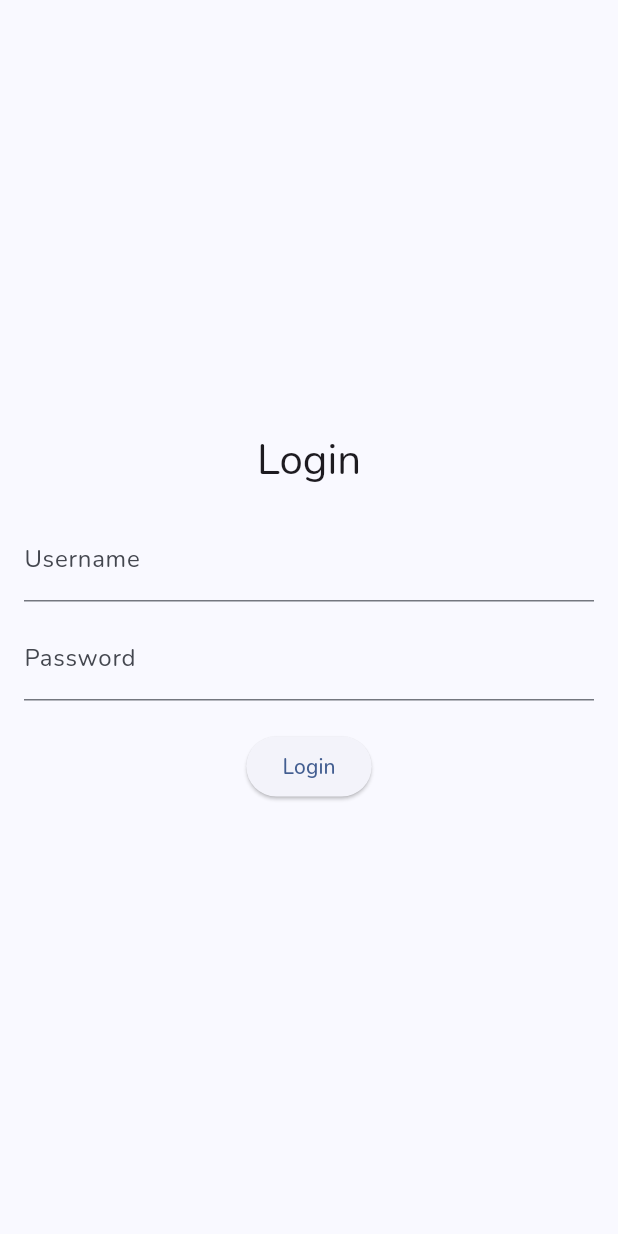
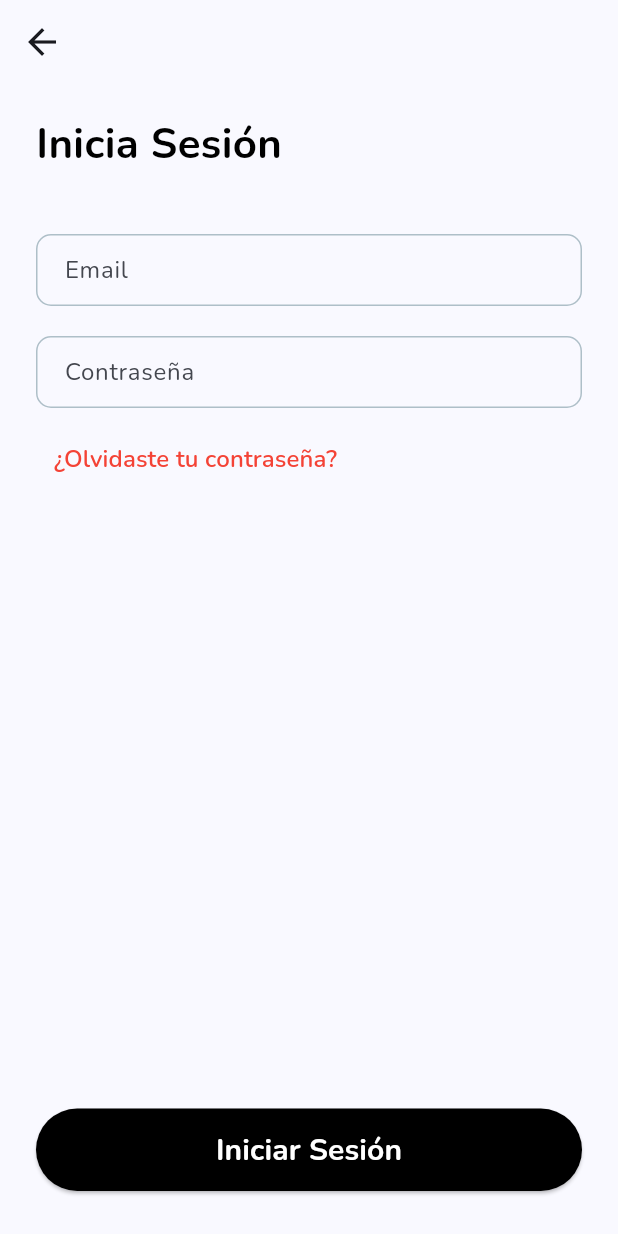
Before and after one commit to MarceloCamachh/sigfrontend, a Flutter app: the screen it shows after launch, after a tap on "Iniciar Sesión", on a phone screen of 412 x 824 dp. Run offline on Flutter 3.47's test engine with Material 3 defaults, Android fonts, the light colour scheme and no system bars; our stand-ins replace flutter_secure_storage, google_fonts.

Commit message:
feat: update page login

```diff
--- a/lib/pages/login.dart
+++ b/lib/pages/login.dart
@@ -1,4 +1,11 @@
 import 'package:flutter/material.dart';
+import 'package:flutter/services.dart';
+import 'package:provider/provider.dart';
+import 'package:sigfrontend/components/BottonChange.dart';
+import 'package:sigfrontend/components/FadeThroughPageRoute.dart';
+import 'package:sigfrontend/pages/home.dart';
+import 'package:sigfrontend/providers/user_provider.dart';
+import 'package:sigfrontend/services/auth.services.dart';
 
 class LoginPage extends StatefulWidget {
   const LoginPage({super.key});
@@ -8,64 +15,189 @@ class LoginPage extends StatefulWidget {
 }
 
 class LoginPageState extends State<LoginPage> {
-  final TextEditingController _usernameController = TextEditingController();
+  final TextEditingController _emailController = TextEditingController();
   final TextEditingController _passwordController = TextEditingController();
   final GlobalKey<FormState> _formKey = GlobalKey<FormState>();
+  bool _isLoading = false;
+
   @override
   Widget build(BuildContext context) {
-    final size = MediaQuery.of(context).size;
+    final width = MediaQuery.of(context).size.width;
+    final height = MediaQuery.of(context).size.height;
+
     return Scaffold(
-      body: Center(
+      appBar: AppBar(
+        leading: IconButton(
+          icon: const Icon(Icons.arrow_back, size: 28),
+          onPressed: () {
+            Navigator.of(context).pop();
+          },
+        ),
+        systemOverlayStyle: const SystemUiOverlayStyle(
+          statusBarColor: Colors.white,
+          statusBarIconBrightness: Brightness.dark,
+          statusBarBrightness: Brightness.light,
+        ),
+        elevation: 0,
+      ),
+      body: SafeArea(
         child: SingleChildScrollView(
-          child: Padding(
-            padding: const EdgeInsets.all(16.0),
-            child: Form(
+          child: Container(
+            padding: const EdgeInsets.symmetric(horizontal: 24),
+            height:
+                height - MediaQuery.of(context).padding.top - kToolbarHeight,
+            child: Column(
+              crossAxisAlignment: CrossAxisAlignment.stretch,
+              children: [
+                const SizedBox(height: 20),
+                const Text(
+                  'Inicia Sesión',
+                  style: TextStyle(
+                    fontSize: 28,
+                    fontWeight: FontWeight.bold,
+                    color: Colors.black,
+                  ),
+                ),
+                const SizedBox(height: 40),
+                Form(
                   key: _formKey,
                   child: Column(
-                mainAxisAlignment: MainAxisAlignment.center,
                     children: [
-                  Text(
-                    'Login',
-                    style: Theme.of(context).textTheme.headlineMedium,
-                  ),
+                      buildTextField('Email', 'Email', _emailController, false),
                       const SizedBox(height: 20),
-                  TextFormField(
-                    controller: _usernameController,
-                    decoration: const InputDecoration(labelText: 'Username'),
-                    validator: (value) {
-                      if (value == null || value.isEmpty) {
-                        return 'Please enter your username';
-                      }
-                      return null;
-                    },
+                      buildTextField(
+                        'Contraseña',
+                        'Contraseña',
+                        _passwordController,
+                        true,
                       ),
                       const SizedBox(height: 10),
-                  TextFormField(
-                    controller: _passwordController,
-                    obscureText: true,
-                    decoration: const InputDecoration(labelText: 'Password'),
-                    validator: (value) {
-                      if (value == null || value.isEmpty) {
-                        return 'Please enter your password';
-                      }
-                      return null;
-                    },
+                      Align(
+                        alignment: Alignment.topLeft,
+                        child: TextButton(
+                          onPressed: () {},
+                          child: const Text(
+                            '¿Olvidaste tu contraseña?',
+                            style: TextStyle(
+                              fontSize: 16,
+                              fontWeight: FontWeight.w600,
+                              color: Colors.red,
                             ),
-                  const SizedBox(height: 20),
-                  ElevatedButton(
-                    onPressed: () {
-                      if (_formKey.currentState!.validate()) {
-                        // Handle login logic
-                      }
-                    },
-                    child: const Text('Login'),
+                          ),
+                        ),
                       ),
                     ],
                   ),
+                ),
+                const Spacer(),
+                _isLoading
+                    ? const Center(child: CircularProgressIndicator())
+                    : BottonChange(
+                      colorBack: Colors.black,
+                      colorFont: Colors.white,
+                      textTile: 'Iniciar Sesión',
+                      onPressed: () {
+                        if (_formKey.currentState!.validate()) {
+                          _login();
+                        }
+                      },
+                      width: width * 0.9,
+                      height: 55,
+                      fontSize: 20,
+                    ),
+                const SizedBox(height: 30),
+              ],
             ),
           ),
         ),
       ),
     );
   }
+
+  Future<void> _login() async {
+    setState(() {
+      _isLoading = true;
+    });
+
+    try {
+      final userProvider = Provider.of<UserProvider>(context, listen: false);
+      final email = _emailController.text;
+      final password = _passwordController.text;
+
+      final responseData = await AutenticacionServices().loginUsuario(
+        email: email,
+        password: password,
+      );
+
+      if (responseData != null && mounted) {
+        await userProvider.setUserData(responseData);
+        Navigator.pushReplacement(
+          context,
+          FadeThroughPageRoute(page: const HomePage()),
+        );
+      } else if (mounted) {
+        ScaffoldMessenger.of(context).showSnackBar(
+          const SnackBar(content: Text('Usuario o contraseña incorrectos')),
+        );
       }
+    } catch (e) {
+      if (mounted) {
+        ScaffoldMessenger.of(
+          context,
+        ).showSnackBar(SnackBar(content: Text('Error al iniciar sesión: $e')));
+      }
+    } finally {
+      if (mounted) {
+        setState(() {
+          _isLoading = false;
+        });
+      }
+    }
+  }
+
+  @override
+  void dispose() {
+    _emailController.dispose();
+    _passwordController.dispose();
+    super.dispose();
+  }
+}
+
+Widget buildTextField(
+  String label,
+  String hint,
+  TextEditingController controller,
+  bool isPassword,
+) {
+  return TextFormField(
+    controller: controller,
+    decoration: InputDecoration(
+      labelText: label,
+      hintText: hint,
+      hintStyle: const TextStyle(color: Color.fromARGB(255, 174, 191, 200)),
+      border: OutlineInputBorder(
+        borderRadius: BorderRadius.circular(10),
+        borderSide: const BorderSide(color: Colors.grey),
+      ),
+      focusedBorder: OutlineInputBorder(
+        borderRadius: BorderRadius.circular(10),
+        borderSide: const BorderSide(color: Colors.black),
+      ),
+      enabledBorder: OutlineInputBorder(
+        borderRadius: BorderRadius.circular(10),
+        borderSide: const BorderSide(color: Color.fromARGB(255, 174, 191, 200)),
+      ),
+      contentPadding: const EdgeInsets.symmetric(vertical: 12, horizontal: 15),
+    ),
+    obscureText: isPassword,
+    validator: (value) {
+      if (value == null || value.isEmpty) {
+        return 'Este campo no puede estar vacío';
+      }
+      if (!isPassword && !RegExp(r'^[^@]+@[^@]+\.[^@]+').hasMatch(value)) {
+        return 'Ingrese un correo válido';
+      }
+      return null;
+    },
+  );
+}
```
Lines whose indentation alone changed are shown as unchanged.
